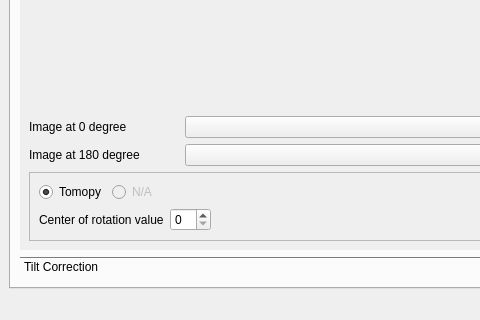
Above: src/ui/main_application.ui from ornlneutronimaging/pyMBIR_UI before the change; both pictures show x 0 to 480 and y 537 to 857 of the 1069 by 857 pixel window. Below: the same form after it.
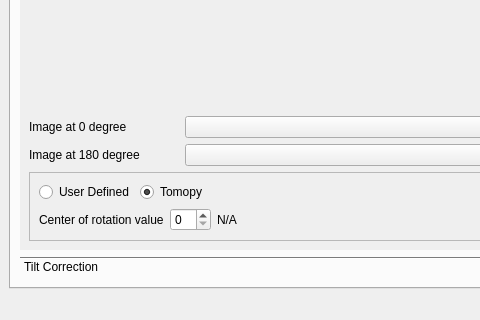
That is the form after the change. Icons and pictures are not drawn.

Commit message: user defined and tomopy center of rotation calculated. this refs #6

Diff of the .ui file:
```diff
--- a/src/ui/main_application.ui
+++ b/src/ui/main_application.ui
@@ -466,22 +466,22 @@
                <item>
                 <layout class="QHBoxLayout" name="horizontalLayout_9">
                  <item>
-                  <widget class="QRadioButton" name="radioButton">
-                   <property name="text">
-                    <string>Tomopy</string>
-                   </property>
-                   <property name="checked">
-                    <bool>true</bool>
-                   </property>
-                  </widget>
-                 </item>
-                 <item>
-                  <widget class="QRadioButton" name="radioButton_2">
+                  <widget class="QRadioButton" name="user_defined_algorithm_radioButton">
                    <property name="enabled">
-                    <bool>false</bool>
+                    <bool>true</bool>
                    </property>
                    <property name="text">
-                    <string>N/A</string>
+                    <string>User Defined</string>
+                   </property>
+                  </widget>
+                 </item>
+                 <item>
+                  <widget class="QRadioButton" name="tomopy_algorithm_radioButton">
+                   <property name="text">
+                    <string>Tomopy</string>
+                   </property>
+                   <property name="checked">
+                    <bool>true</bool>
                    </property>
                   </widget>
                  </item>
@@ -510,7 +510,14 @@
                   </widget>
                  </item>
                  <item>
-                  <widget class="QSpinBox" name="center_of_rotation_spinBox"/>
+                  <widget class="QSpinBox" name="center_of_rotation_user_defined_spinBox"/>
+                 </item>
+                 <item>
+                  <widget class="QLabel" name="center_of_rotation_calculated_label">
+                   <property name="text">
+                    <string>N/A</string>
+                   </property>
+                  </widget>
                  </item>
                  <item>
                   <spacer name="horizontalSpacer_4">
```
Left out of the diff: 33 changed lines with no effect on the pictures. The commit also changes 3 other files.
